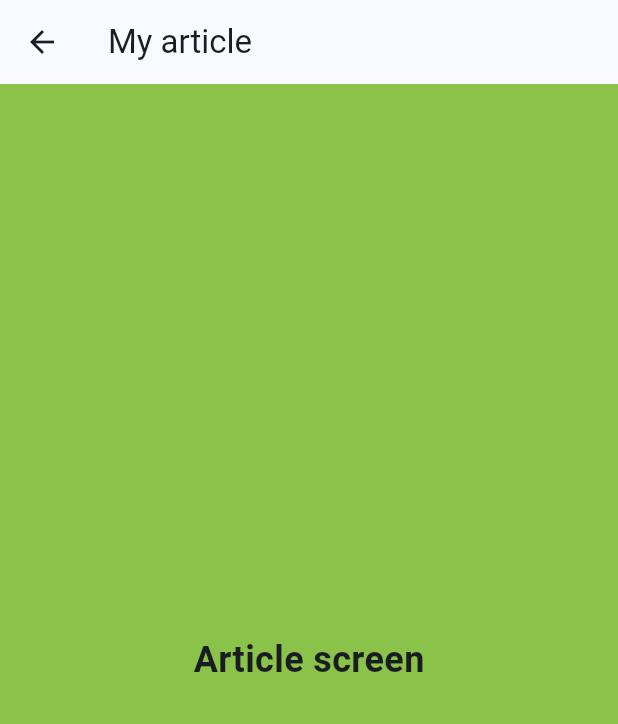
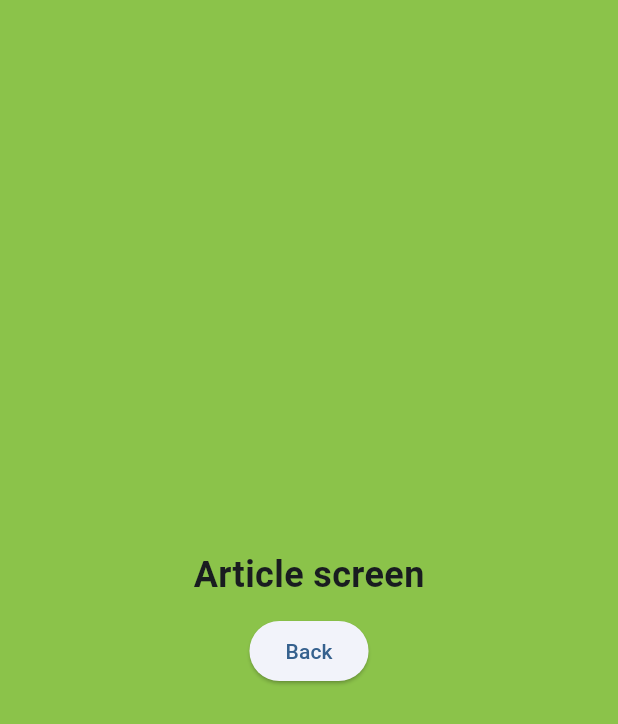
Before and after one commit to ArchOrn/flutter_5iwj_2024, a Flutter app: the screen it shows after launch, after a tap on "Go to article", on a phone screen of 412 x 824 dp. Shown: the top 724 px of the screen. Run offline on Flutter 3.47's test engine with Material 3 defaults, Android fonts, the phone set to English and light mode, and no system bars; our stand-ins replace device_preview.

Commit message:
Demo with navigator pop

```diff
--- a/lib/article/article_screen.dart
+++ b/lib/article/article_screen.dart
@@ -6,20 +6,26 @@ class ArticleScreen extends StatelessWidget {
   @override
   Widget build(BuildContext context) {
     return Scaffold(
-      appBar: AppBar(
-        title: const Text('My article'),
-      ),
       body: Container(
         width: double.infinity,
         color: Colors.lightGreen,
-        child: const Column(
+        child: Column(
           mainAxisAlignment: MainAxisAlignment.center,
           children: [
-            Text(
+            const Text(
               'Article screen',
               style: TextStyle(
                 fontSize: 24,
                 fontWeight: FontWeight.bold,
+              ),
+            ),
+            const SizedBox(height: 10),
+            ElevatedButton(
+              onPressed: () {
+                Navigator.of(context).pop();
+              },
+              child: const Text(
+                'Back',
               ),
             ),
           ],
--- a/lib/home/home_screen.dart
+++ b/lib/home/home_screen.dart
@@ -7,9 +7,6 @@ class HomeScreen extends StatelessWidget {
   @override
   Widget build(BuildContext context) {
     return Scaffold(
-      appBar: AppBar(
-        title: const Text('Welcome'),
-      ),
       body: Container(
         width: double.infinity,
         color: Colors.amber,
```
